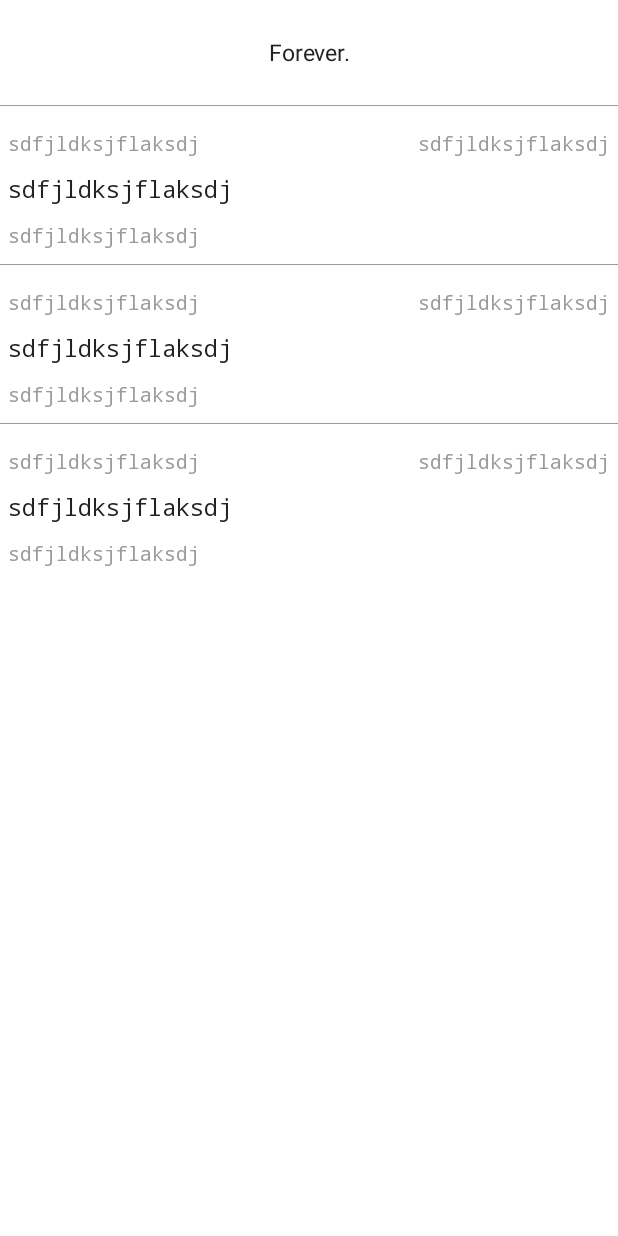
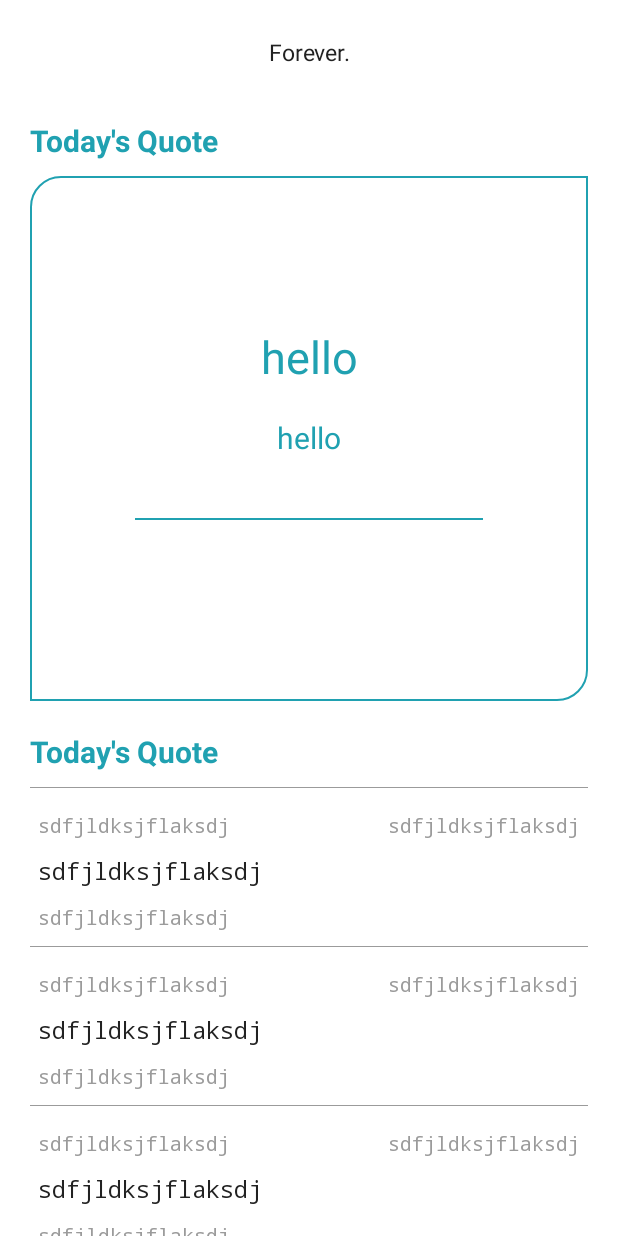
Before and after one commit to JahidHasanCO/Forever.-The-Quotes-App, an Android app: the layout activity_main.xml on its own in the app's theme, with its tools: preview values and no code run, on a phone screen of 412 x 824 dp. Run offline under Robolectric (Android 15) with nearby library versions, the light colour scheme and no system bars; Roboto replaces fonts that are not available here.

Commit message:
update design

```diff
--- a/app/build.gradle
+++ b/app/build.gradle
@@ -65,4 +65,6 @@ dependencies {
     implementation "androidx.lifecycle:lifecycle-viewmodel-ktx:2.3.1"
 
     implementation 'androidx.swiperefreshlayout:swiperefreshlayout:1.1.0'
+
+
 }
--- /dev/null
+++ b/app/src/main/res/drawable/dash.xml
@@ -0,0 +1,7 @@
+<?xml version="1.0" encoding="utf-8"?>
+<shape xmlns:android="http://schemas.android.com/apk/res/android">
+
+    <stroke android:color="@color/primary" android:width="1dp"/>
+    <corners android:topLeftRadius="20sp" android:bottomRightRadius="20dp"/>
+
+</shape>
--- a/app/src/main/res/layout/activity_main.xml
+++ b/app/src/main/res/layout/activity_main.xml
@@ -29,6 +29,9 @@
     </LinearLayout>
 
 
+
+
+
     <androidx.swiperefreshlayout.widget.SwipeRefreshLayout
         android:id="@+id/swipe"
         android:layout_width="match_parent"
@@ -38,18 +41,102 @@
         app:layout_constraintTop_toBottomOf="@+id/topbar"
         >
 
+        <androidx.core.widget.NestedScrollView
+            android:layout_width="match_parent"
+            android:layout_height="match_parent">
+
         <androidx.constraintlayout.widget.ConstraintLayout
             android:layout_width="match_parent"
             android:layout_height="wrap_content">
 
+
+            <TextView
+                android:id="@+id/textView"
+                android:layout_width="match_parent"
+                android:layout_height="wrap_content"
+                android:text="Today's Quote"
+                android:layout_marginRight="20dp"
+                android:layout_marginLeft="20dp"
+                android:layout_marginTop="10dp"
+                android:textSize="20sp"
+                android:textColor="@color/primary"
+                android:textStyle="bold"
+                app:layout_constraintEnd_toEndOf="parent"
+                app:layout_constraintStart_toStartOf="parent"
+                app:layout_constraintTop_toTopOf="parent" />
+
+
+            <LinearLayout
+                android:id="@+id/linearLayout"
+                android:layout_width="match_parent"
+                android:layout_height="350dp"
+                android:layout_marginLeft="20dp"
+                android:layout_marginRight="20dp"
+                android:layout_marginTop="10dp"
+                android:background="@drawable/dash"
+                android:gravity="center"
+                android:orientation="vertical"
+                app:layout_constraintEnd_toEndOf="parent"
+                app:layout_constraintStart_toStartOf="parent"
+
+                app:layout_constraintTop_toBottomOf="@+id/textView">
+
+                <TextView
+                    android:layout_width="match_parent"
+                    android:layout_height="wrap_content"
+                    android:layout_margin="10dp"
+                    android:gravity="center"
+                    android:maxLines="5"
+                    android:text="hello"
+                    android:textColor="@color/primary"
+                    android:textSize="30sp" />
+
+                <TextView
+                    android:layout_width="match_parent"
+                    android:layout_height="wrap_content"
+                    android:layout_margin="10dp"
+                    android:gravity="center"
+                    android:text="hello"
+                    android:textColor="@color/primary"
+                    android:textSize="20sp" />
+
+                <LinearLayout
+                    android:layout_width="match_parent"
+                    android:layout_height="1dp"
+                    android:layout_marginLeft="70dp"
+                    android:layout_marginTop="30dp"
+                    android:layout_marginRight="70dp"
+                    android:layout_marginBottom="30dp"
+                    android:background="@color/primary" />
+
+            </LinearLayout>
+
+            <TextView
+                android:id="@+id/textView4"
+                android:layout_width="match_parent"
+                android:layout_height="wrap_content"
+                android:layout_marginLeft="20dp"
+                android:layout_marginRight="20dp"
+                android:text="Today's Quote"
+                android:textColor="@color/primary"
+                android:layout_marginTop="20dp"
+                android:textSize="20sp"
+                android:textStyle="bold"
+                app:layout_constraintEnd_toEndOf="parent"
+                app:layout_constraintStart_toStartOf="parent"
+                app:layout_constraintTop_toBottomOf="@+id/linearLayout" />
+
             <androidx.recyclerview.widget.RecyclerView
                 android:id="@+id/recyclerView_MainActivity"
-                android:layout_width="0dp"
+                android:layout_width="match_parent"
                 android:layout_height="wrap_content"
+                android:layout_marginTop="10dp"
+                android:layout_marginLeft="20dp"
+                android:layout_marginRight="20dp"
                 app:layout_constraintEnd_toEndOf="parent"
                 app:layout_constraintStart_toStartOf="parent"
-                app:layout_constraintTop_toTopOf="parent"
-                tools:listitem="@layout/single_quote" />
+                app:layout_constraintTop_toBottomOf="@+id/textView4"
+                tools:listitem="@layout/single_quote"  />
 
             <ProgressBar
                 android:id="@+id/progress_Bar"
@@ -68,7 +155,7 @@
                 app:layout_constraintStart_toStartOf="parent"
                 app:layout_constraintTop_toTopOf="parent" />
         </androidx.constraintlayout.widget.ConstraintLayout>
-
+        </androidx.core.widget.NestedScrollView>
 
     </androidx.swiperefreshlayout.widget.SwipeRefreshLayout>
 
--- a/app/src/main/res/values-night/themes.xml
+++ /dev/null
@@ -1,17 +0,0 @@
-<resources xmlns:tools="http://schemas.android.com/tools">
-    <!-- Base application theme. -->
-    <style name="Theme.QuoteApp" parent="Theme.MaterialComponents.DayNight.NoActionBar">
-        <!-- Primary brand color. -->
-        <item name="colorPrimary">@color/primary</item>
-        <item name="colorPrimaryVariant">@color/background</item>
-        <item name="colorOnPrimary">@color/white</item>
-        <!-- Secondary brand color. -->
-        <item name="colorSecondary">@color/primary</item>
-        <item name="colorSecondaryVariant">@color/sale</item>
-        <item name="colorOnSecondary">@color/black</item>
-        <!-- Status bar color. -->
-        <item name="android:statusBarColor" tools:targetApi="l">?attr/colorPrimaryVariant</item>
-        <!-- Customize your theme here. -->
-        <item name="android:windowLightStatusBar" tools:targetApi="23">true</item>
-    </style>
-</resources>
--- a/app/src/main/res/values/colors.xml
+++ b/app/src/main/res/values/colors.xml
@@ -1,6 +1,6 @@
 <?xml version="1.0" encoding="utf-8"?>
 <resources>
-    <color name="primary">#DB3022</color>
+    <color name="primary">#20A1B1</color>
     <color name="background">#F9F9F9</color>
     <color name="backgroundAd">#FFFFFFFF</color>
     <color name="error">#F01F0E</color>
--- a/build.gradle
+++ b/build.gradle
@@ -3,6 +3,7 @@ buildscript {
     repositories {
         google()
         mavenCentral()
+        maven { url "https://jitpack.io" }
     }
     dependencies {
         classpath "com.android.tools.build:gradle:7.0.2"
--- a/settings.gradle
+++ b/settings.gradle
@@ -3,7 +3,7 @@ dependencyResolutionManagement {
     repositories {
         google()
         mavenCentral()
-        jcenter() // Warning: this repository is going to shut down soon
+        maven { url "https://jitpack.io" }
     }
 }
 rootProject.name = "QuoteApp"
```
